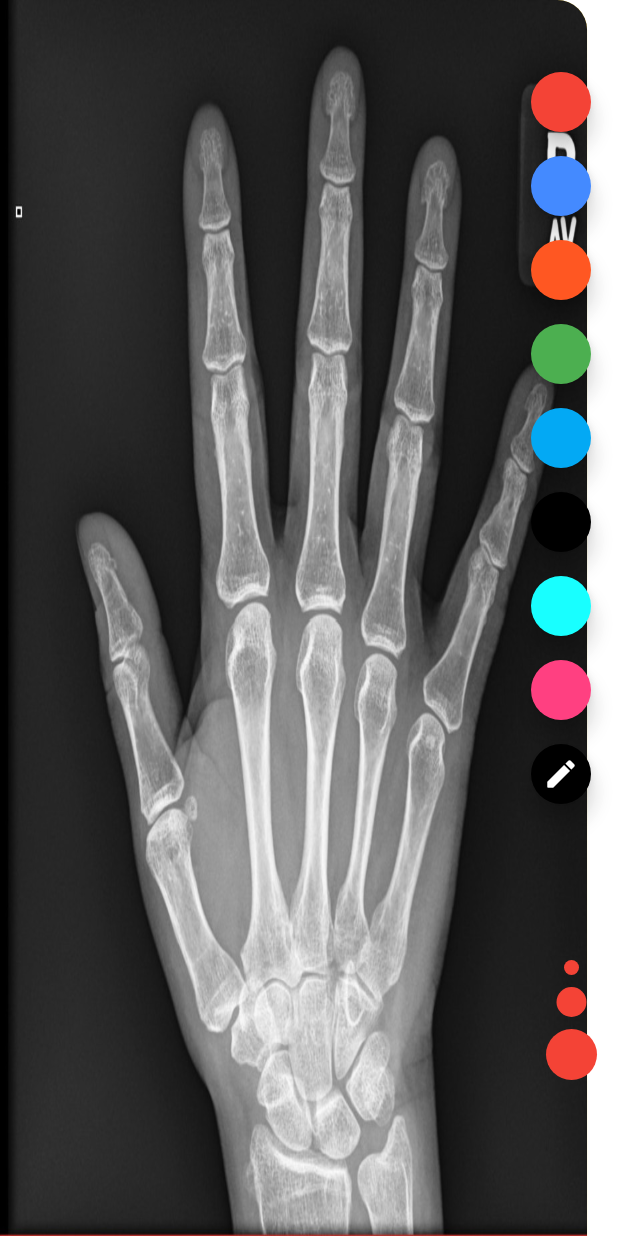
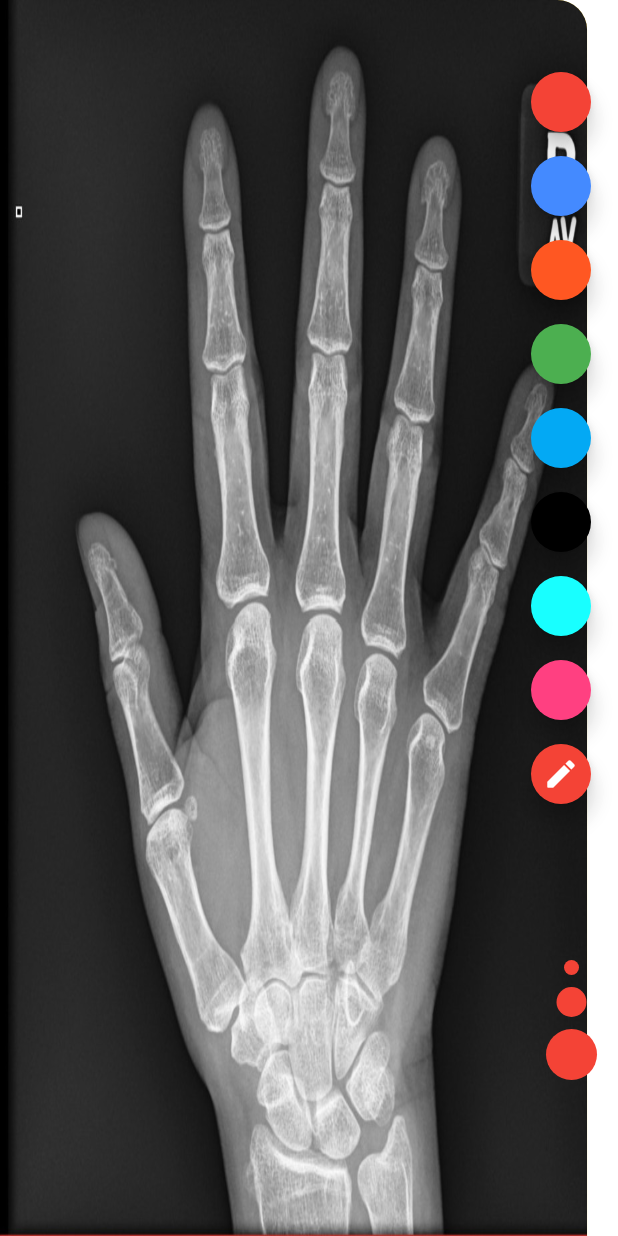
Before and after one commit to JosephSafouri/OXO-2123, a Flutter app: the DrawingPage screen opened directly, on a phone screen of 412 x 824 dp. Run offline on Flutter 3.47's test engine with Material 2 defaults, Android fonts, the phone set to English and light mode, and no system bars.

Commit message:
changes color of the icon button

```diff
--- a/flutter-app/flutter_drawing_app/starter/lib/drawing_page.dart
+++ b/flutter-app/flutter_drawing_app/starter/lib/drawing_page.dart
@@ -172,7 +172,7 @@ class _DrawingPageState extends State<DrawingPage> {
       padding: const EdgeInsets.all(4.0),
       child: FloatingActionButton(
         mini: true,
-        backgroundColor: Colors.black,
+        backgroundColor: selectedColor,
         child: Icon(Icons.create_rounded),
         onPressed: () {
           setState(() {
```
